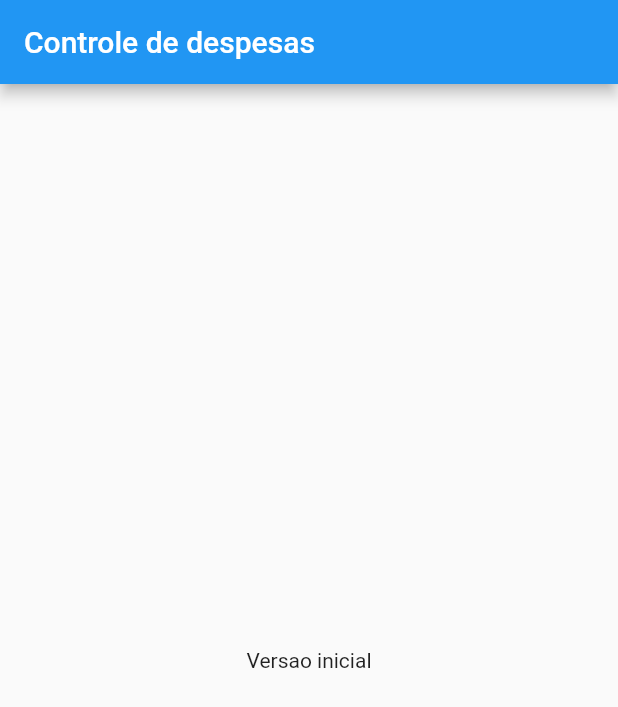
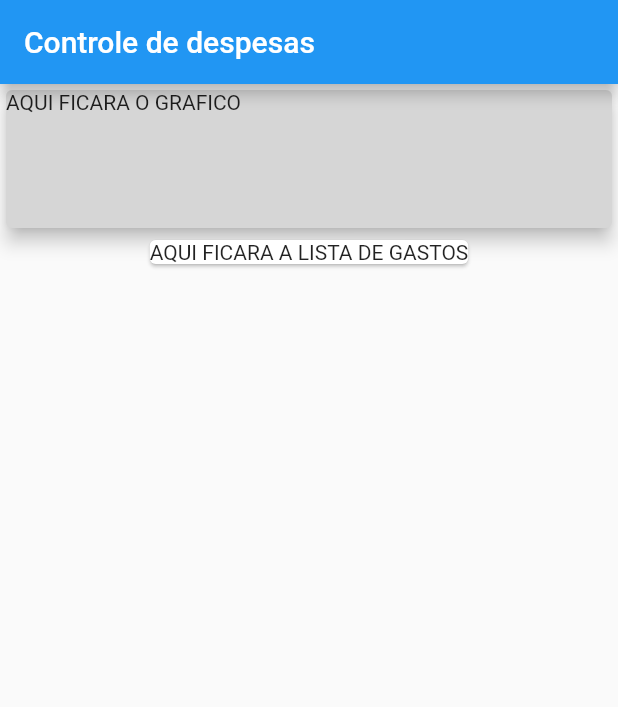
Before and after one commit to ivonildo-lopes/despesas-flutter, a Flutter app: the screen it shows after launch, on a phone screen of 412 x 824 dp. Shown: the top 707 px of the screen. Run offline on Flutter 3.47's test engine with Material 2 defaults, Android fonts, the phone set to English and light mode, and no system bars.

Commit message:
criando column da homePage

```diff
--- a/lib/main.dart
+++ b/lib/main.dart
@@ -18,8 +18,24 @@ class HomePage  extends StatelessWidget {
       appBar: AppBar(
         title: Text('Controle de despesas'),
       ),
-      body: Center(
-        child: Text('Versao inicial'),
+      body: Column(
+        // crossAxisAlignment: CrossAxisAlignment.start, // esquerda
+        // crossAxisAlignment: CrossAxisAlignment.center, // default
+        // crossAxisAlignment: CrossAxisAlignment.end, // direita
+        children: <Widget>[
+          Container(
+            width: double.infinity,
+            height: 100,
+            child: Card(
+              child: Text('AQUI FICARA O GRAFICO'),
+              color: Colors.grey[350],
+              elevation: 5,
+            ),
+          ),
+          Card(
+            child: Text('AQUI FICARA A LISTA DE GASTOS'),
+          ),
+        ],
       ),
     );
   }
```
